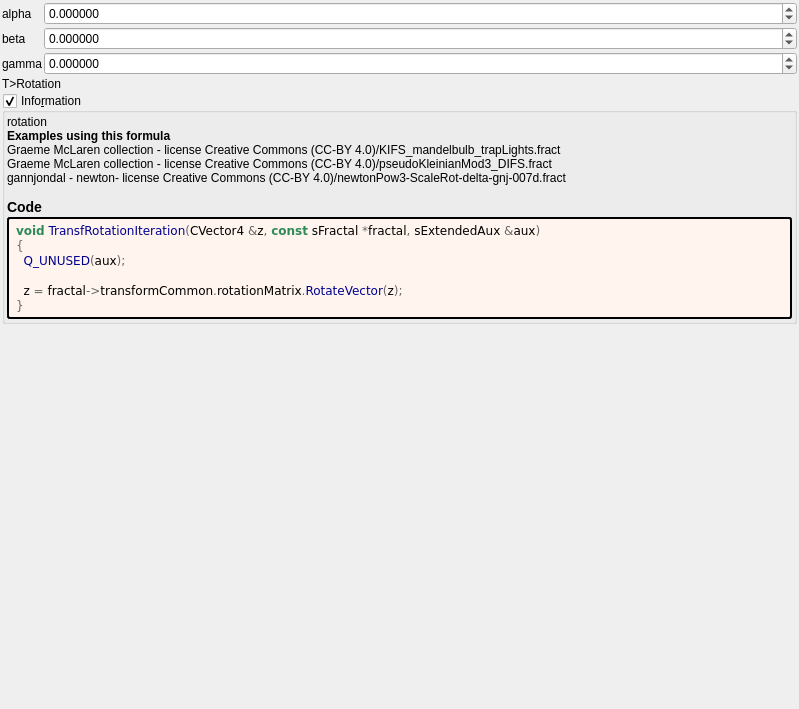
First picture: the form in mandelbulber2/formula/ui/transf_rotation.ui, repository buddhi1980/mandelbulber2, before the edit.
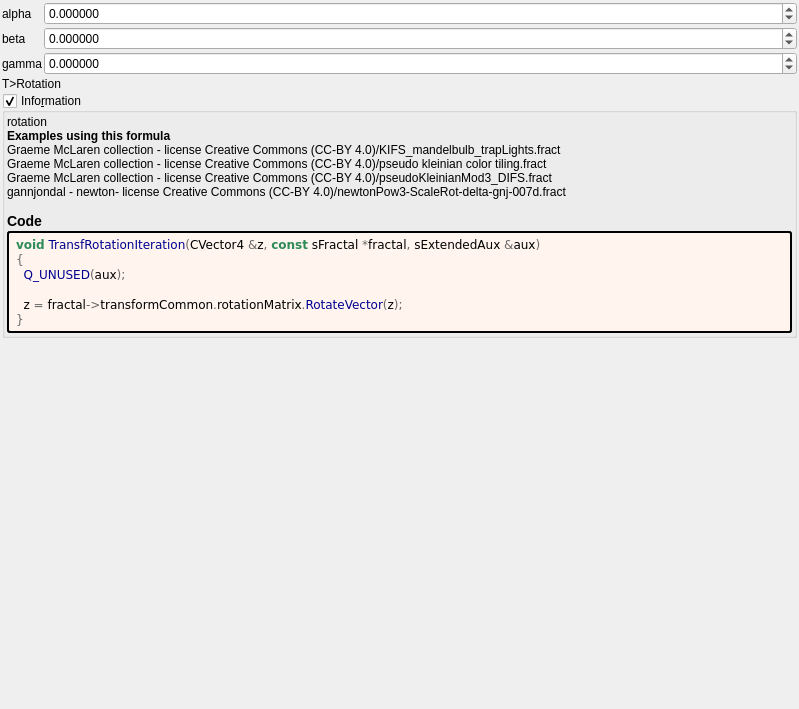
Second picture: the form after the edit. Custom widgets are drawn as their Qt base class.

Diff of the .ui file:
```diff
--- a/mandelbulber2/formula/ui/transf_rotation.ui
+++ b/mandelbulber2/formula/ui/transf_rotation.ui
@@ -180,7 +180,7 @@
         <property name="text">
          <string notr="true">&lt;p&gt;rotation&lt;/p&gt;&lt;table&gt;
 &lt;/table&gt;
-&lt;br&gt;&lt;b&gt;Examples using this formula&lt;/b&gt;&lt;br&gt;Graeme McLaren  collection - license Creative Commons  (CC-BY 4.0)/KIFS_mandelbulb_trapLights.fract&lt;br&gt;Graeme McLaren  collection - license Creative Commons  (CC-BY 4.0)/pseudoKleinianMod3_DIFS.fract&lt;br&gt;gannjondal - newton- license Creative Commons (CC-BY 4.0)/newtonPow3-ScaleRot-delta-gnj-007d.fract&lt;h3&gt;Code&lt;/h3&gt;</string>
+&lt;br&gt;&lt;b&gt;Examples using this formula&lt;/b&gt;&lt;br&gt;Graeme McLaren  collection - license Creative Commons  (CC-BY 4.0)/KIFS_mandelbulb_trapLights.fract&lt;br&gt;Graeme McLaren  collection - license Creative Commons  (CC-BY 4.0)/pseudo kleinian color tiling.fract&lt;br&gt;Graeme McLaren  collection - license Creative Commons  (CC-BY 4.0)/pseudoKleinianMod3_DIFS.fract&lt;br&gt;gannjondal - newton- license Creative Commons (CC-BY 4.0)/newtonPow3-ScaleRot-delta-gnj-007d.fract&lt;h3&gt;Code&lt;/h3&gt;</string>
         </property>
         <property name="wordWrap">
          <bool>true</bool>
```
